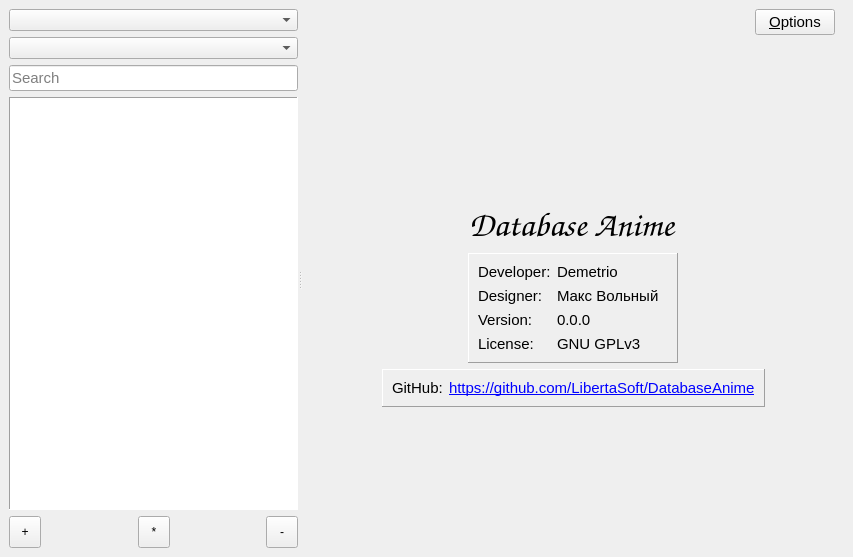
Qt form mainwindow.ui (LibertaSoft/DatabaseAnime) before a commit.
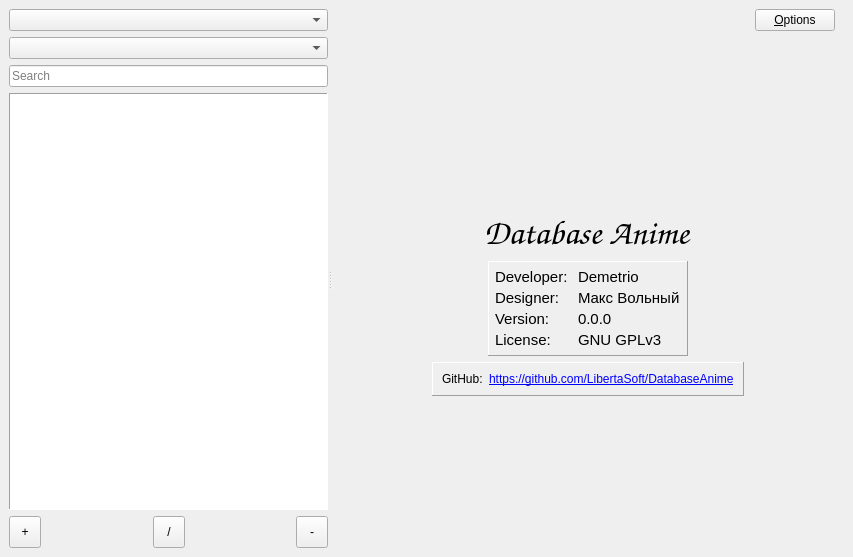
The same form after that commit. Icons and pictures are not drawn. Custom widgets are drawn as their Qt base class.

The edit to the form file:
```diff
--- a/mainwindow.ui
+++ b/mainwindow.ui
@@ -68,12 +68,6 @@
             <verstretch>0</verstretch>
            </sizepolicy>
           </property>
-          <property name="font">
-           <font>
-            <family>Cantarell</family>
-            <pointsize>11</pointsize>
-           </font>
-          </property>
           <property name="text">
            <string notr="true"/>
           </property>
@@ -166,7 +160,7 @@
              <string extracomment="Hint(toolTip) Button Edit">Edit</string>
             </property>
             <property name="text">
-             <string comment="Text on button edit [unused]">*</string>
+             <string notr="true" comment="Text on button edit [unused]">/</string>
             </property>
             <property name="icon">
              <iconset resource="resource.qrc">
@@ -270,18 +264,6 @@
              <property name="enabled">
               <bool>true</bool>
              </property>
-             <property name="maximumSize">
-              <size>
-               <width>16777215</width>
-               <height>16777215</height>
-              </size>
-             </property>
-             <property name="font">
-              <font>
-               <family>Cantarell</family>
-               <pointsize>11</pointsize>
-              </font>
-             </property>
              <property name="text">
               <string>&amp;Options</string>
              </property>
@@ -359,7 +341,9 @@
             <font>
              <family>URW Chancery L</family>
              <pointsize>26</pointsize>
-             <italic>true</italic>
+             <weight>50</weight>
+             <italic>false</italic>
+             <bold>false</bold>
              <stylestrategy>PreferAntialias</stylestrategy>
              <kerning>true</kerning>
             </font>
@@ -389,22 +373,10 @@
            </item>
            <item>
             <widget class="QFrame" name="frame_AppInfo">
-             <property name="sizePolicy">
-              <sizepolicy hsizetype="Preferred" vsizetype="Preferred">
-               <horstretch>0</horstretch>
-               <verstretch>0</verstretch>
-              </sizepolicy>
-             </property>
              <property name="minimumSize">
               <size>
-               <width>210</width>
-               <height>100</height>
-              </size>
-             </property>
-             <property name="maximumSize">
-              <size>
-               <width>300</width>
-               <height>120</height>
+               <width>200</width>
+               <height>0</height>
               </size>
              </property>
              <property name="frameShape">
@@ -414,6 +386,24 @@
               <enum>QFrame::Raised</enum>
              </property>
              <layout class="QFormLayout" name="formLayout">
+              <property name="horizontalSpacing">
+               <number>10</number>
+              </property>
+              <property name="verticalSpacing">
+               <number>3</number>
+              </property>
+              <property name="leftMargin">
+               <number>6</number>
+              </property>
+              <property name="topMargin">
+               <number>6</number>
+              </property>
+              <property name="rightMargin">
+               <number>6</number>
+              </property>
+              <property name="bottomMargin">
+               <number>6</number>
+              </property>
               <item row="0" column="0">
                <widget class="QLabel" name="Lbl_TCoder">
                 <property name="font">
@@ -446,6 +436,12 @@
               </item>
               <item row="1" column="0">
                <widget class="QLabel" name="Lbl_TDesignAuthor">
+                <property name="sizePolicy">
+                 <sizepolicy hsizetype="Preferred" vsizetype="Preferred">
+                  <horstretch>0</horstretch>
+                  <verstretch>0</verstretch>
+                 </sizepolicy>
+                </property>
                 <property name="font">
                  <font>
                   <family>Cantarell</family>
@@ -590,14 +586,6 @@
              <layout class="QFormLayout" name="formLayout_3">
               <item row="0" column="0">
                <widget class="QLabel" name="Lbl_TGitHub">
-                <property name="font">
-                 <font>
-                  <family>Cantarell</family>
-                  <pointsize>11</pointsize>
-                  <stylestrategy>PreferAntialias</stylestrategy>
-                  <kerning>true</kerning>
-                 </font>
-                </property>
                 <property name="text">
                  <string notr="true" extracomment="GitHub - site name">GitHub:</string>
                 </property>
@@ -605,14 +593,6 @@
               </item>
               <item row="0" column="1">
                <widget class="QLabel" name="Lbl_VGitHub">
-                <property name="font">
-                 <font>
-                  <family>Cantarell</family>
-                  <pointsize>11</pointsize>
-                  <stylestrategy>PreferAntialias</stylestrategy>
-                  <kerning>true</kerning>
-                 </font>
-                </property>
                 <property name="text">
                  <string notr="true" extracomment="Link to sire GitHub">&lt;a href=&quot;https://github.com/LibertaSoft/DatabaseAnime&quot;&gt;https://github.com/LibertaSoft/DatabaseAnime&lt;/a&gt;</string>
                 </property>
```
Left out of the diff: 4 changed lines with no effect on the pictures.
